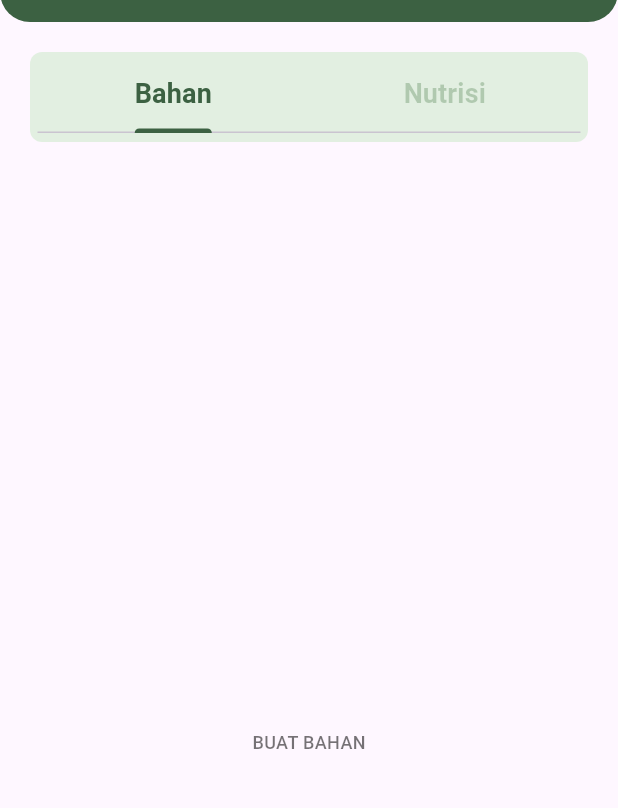
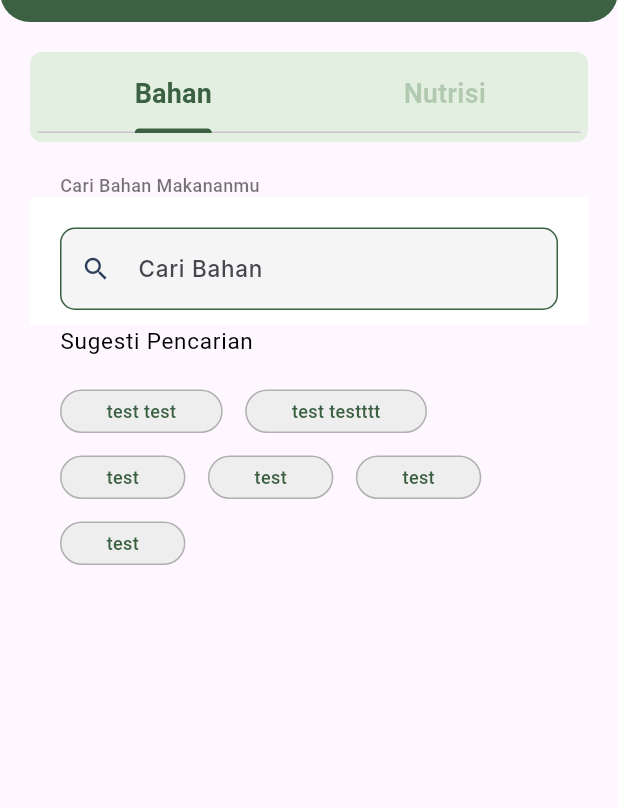
Before and after one commit to marJ0205/FrontEnd, a Flutter app: the TapBar screen opened directly, on a phone screen of 412 x 824 dp, the part 62-870 px from its top. Run offline on Flutter 3.47's test engine with Material 3 defaults, Android fonts, the phone set to English and light mode, and no system bars; our stand-ins replace carousel_slider, dropdown_search, flutter_svg, lottie, pie_chart, smooth_page_indicator; network calls fail; Roboto replaces fonts that are missing (Inter, Montserrat).

Commit message:
search bahan updates

```diff
--- a/gabunginfrontend/lib/pages/tapBar_search.dart
+++ b/gabunginfrontend/lib/pages/tapBar_search.dart
@@ -113,7 +113,7 @@ class _TapBarState extends State<TapBar>
                   child: TabBarView(
                     controller: tabController,
                     children: [
-                      SearchBahan(),
+                      search_bahan(),
                       SearchNutrisi()
                     ]
                   ),
--- a/gabunginfrontend/lib/searchPages/bahan_search.dart
+++ b/gabunginfrontend/lib/searchPages/bahan_search.dart
@@ -1,19 +1,155 @@
 import 'package:flutter/material.dart';
+import 'package:gabunginfrontend/searchPages/textfield_search.dart';
 
-class SearchBahan extends StatefulWidget {
-  const SearchBahan({super.key});
+class search_bahan extends StatefulWidget {
+  search_bahan({super.key});
+  static List previousSearchs = [];
 
   @override
-  State<SearchBahan> createState() => _SearchBahanState();
+  State<search_bahan> createState() => _search_bahanState();
 }
 
-class _SearchBahanState extends State<SearchBahan> {
+class _search_bahanState extends State<search_bahan> {
+  TextEditingController searchController = TextEditingController();
   @override
   Widget build(BuildContext context) {
-    return Scaffold(
-      body: Center(
-        child: Text("BUAT BAHAN"),
+    return SafeArea(
+      child: Scaffold(
+        body: SizedBox(
+          child: Column(
+            crossAxisAlignment: CrossAxisAlignment.start,
+            children: [
+              SizedBox(height: 20,),
+
+              Padding(
+                padding: const EdgeInsets.symmetric(horizontal: 20),
+                child: Container(
+                  child: Text(
+                    "Cari Bahan Makananmu",
+                    // style: Theme.of(context).textTheme.headline2,
+                  ),
+                ),
+              ),
+
+              // Search Bar
+              Container(
+                color: Colors.white,
+                child: Padding(
+                  padding: EdgeInsets.only(top: 10, left: 20, right: 20),
+                  child: Row(
+                    children: [
+                      Expanded(
+                        child: CostomTextFormFild (
+                          hint: "Cari Bahan", prefixIcon: Icons.search,
+                          controller: searchController,
+                          filled: true,
+                          suffixIcon:
+                            searchController.text.isEmpty ? null : Icons.cancel_sharp,
+                            onTapSuffixIcon: (){
+                              searchController.clear();
+                            },
+                            onChanged: (pure){
+                              setState(() {});
+                            },
+                            onEditingComplete: (){
+                              search_bahan.previousSearchs.add(searchController.text);
+                              Navigator.push(
+                                context,
+                                MaterialPageRoute(
+                                  builder: (context)=> search_bahan())
+                              );
+                            },
+                        )
+                      ),
+                    ],
+                  ),
+                ),
+              ),
+
+              // Precious Search
+              Container(
+                color: Colors.white,
+                child: ListView.builder(
+                  physics: const NeverScrollableScrollPhysics(),
+                  shrinkWrap: true,
+                  itemCount: search_bahan.previousSearchs.length,
+                  itemBuilder: (context, index) => previousSearchItems(index),
+                ),
+              ),
+
+              // Search Suggestion
+              Padding(
+                padding: const EdgeInsets.symmetric(horizontal: 20),
+                child: Container(
+                  width: double.infinity,
+                  child: Column(
+                    crossAxisAlignment: CrossAxisAlignment.start,
+                    children: [
+                      Text("Sugesti Pencarian", style: Theme.of(context).textTheme.bodyText1),
+                      const SizedBox(height: 20,),
+                      Wrap(
+
+                        children: [
+                          searchSuggestionItem("test test"),
+                          searchSuggestionItem("test testttt"),
+                          searchSuggestionItem("test"),
+                          searchSuggestionItem("test"),
+                          searchSuggestionItem("test"),
+                          searchSuggestionItem("test"),
+                        ],
+                      )
+                      ],
+                  ),
+                ),
+              )
+            ],
+          ),
+        ),
+      ),
+    );
+  }
+
+  previousSearchItems(int index){
+    return Padding(
+      padding: const EdgeInsets.symmetric(horizontal: 20, vertical: 10),
+      child: InkWell(
+        onTap: () {},
+        child: Row(
+          children: [
+            Icon(
+              Icons.access_time,
+              color: Color(0xFF9FA5C0),
+            ),
+            SizedBox(width: 10,),
+            Text(
+              search_bahan.previousSearchs[index]
+            ),
+            Spacer(),
+            Icon(
+              Icons.call_made_outlined,
+              color: Color(0xFF9FA5C0),
+            )
+          ],
+        ),
       ),
     );
   }
 }
+
+searchSuggestionItem(String suggestText){
+  return Container(
+    margin: EdgeInsets.only(right: 15, bottom: 15),
+    padding: EdgeInsets.symmetric(vertical: 5, horizontal: 30),
+    decoration: BoxDecoration(
+      color: Colors.grey.shade200,
+      border: Border.all(
+        width: 1,
+        color: Colors.black26
+      ),
+      borderRadius: BorderRadius.circular(30)),
+    child: Text(
+      suggestText,
+      style: TextStyle(color: Color(0xff3C6142)),
+    ),
+  );
+}
--- /dev/null
+++ b/gabunginfrontend/lib/searchPages/textfield_search.dart
@@ -0,0 +1,92 @@
+import 'package:flutter/material.dart';
+
+class CostomTextFormFild extends StatelessWidget {
+  CostomTextFormFild(
+      {Key? key,
+      required this.hint,
+      this.suffixIcon,
+      this.onTapSuffixIcon,
+      this.obscureText = false,
+      this.validator,
+      this.onChanged,
+      this.onEditingComplete,
+      this.controller,
+      required this.prefixIcon,
+      this.filled = false,
+      this.enabled = true,
+      this.initialValue})
+      : super(key: key);
+  String hint;
+  IconData prefixIcon;
+  IconData? suffixIcon;
+  VoidCallback? onTapSuffixIcon;
+  bool obscureText;
+  bool filled;
+  bool enabled;
+  String? initialValue;
+
+  TextEditingController? controller;
+  Function()? onEditingComplete;
+
+  String? Function(String?)? validator;
+  Function(String)? onChanged;
+  @override
+  Widget build(BuildContext context) {
+    return Padding(
+      padding: const EdgeInsets.symmetric(vertical: 10),
+      child: TextFormField(
+        initialValue: initialValue,
+        onEditingComplete: onEditingComplete,
+        controller: controller,
+        onChanged: onChanged,
+        validator: validator,
+        obscureText: obscureText,
+        keyboardType: TextInputType.emailAddress,
+        decoration: InputDecoration(
+          border: OutlineInputBorder(
+            borderRadius: BorderRadius.circular(10),
+            borderSide: const BorderSide(color: Color(0xFFD0DBEA)),
+          ),
+          enabledBorder: OutlineInputBorder(
+            borderRadius: BorderRadius.circular(10),
+            borderSide: const BorderSide(color: Color(0xff3C6142)),
+          ),
+          focusedBorder: OutlineInputBorder(
+            borderRadius: BorderRadius.circular(10),
+            borderSide: const BorderSide(color: Color(0xff3C6142)),
+          ),
+          errorBorder: OutlineInputBorder(
+            borderRadius: BorderRadius.circular(10),
+            borderSide: const BorderSide(color: Colors.red),
+          ),
+          focusedErrorBorder: OutlineInputBorder(
+            borderRadius: BorderRadius.circular(10),
+            borderSide: const BorderSide(color: Colors.red),
+          ),
+          hintText: hint,
+          hintStyle: const TextStyle(
+            fontFamily: "Inter",
+            fontSize: 15,
+            fontWeight: FontWeight.w500,
+          ),
+          prefixIcon: Icon(
+            prefixIcon,
+            color: Color(0xFF2E3E5C),
+            size: 20,
+          ),
+          suffixIcon: IconButton(
+            icon: Icon(
+              suffixIcon,
+              color: Color(0xFF2E3E5C),
+              size: 20,
+            ),
+            onPressed: onTapSuffixIcon,
+          ),
+          filled: filled,
+          enabled: enabled,
+          fillColor: Colors.grey.shade100
+        ),
+      ),
+    );
+  }
+}
```
